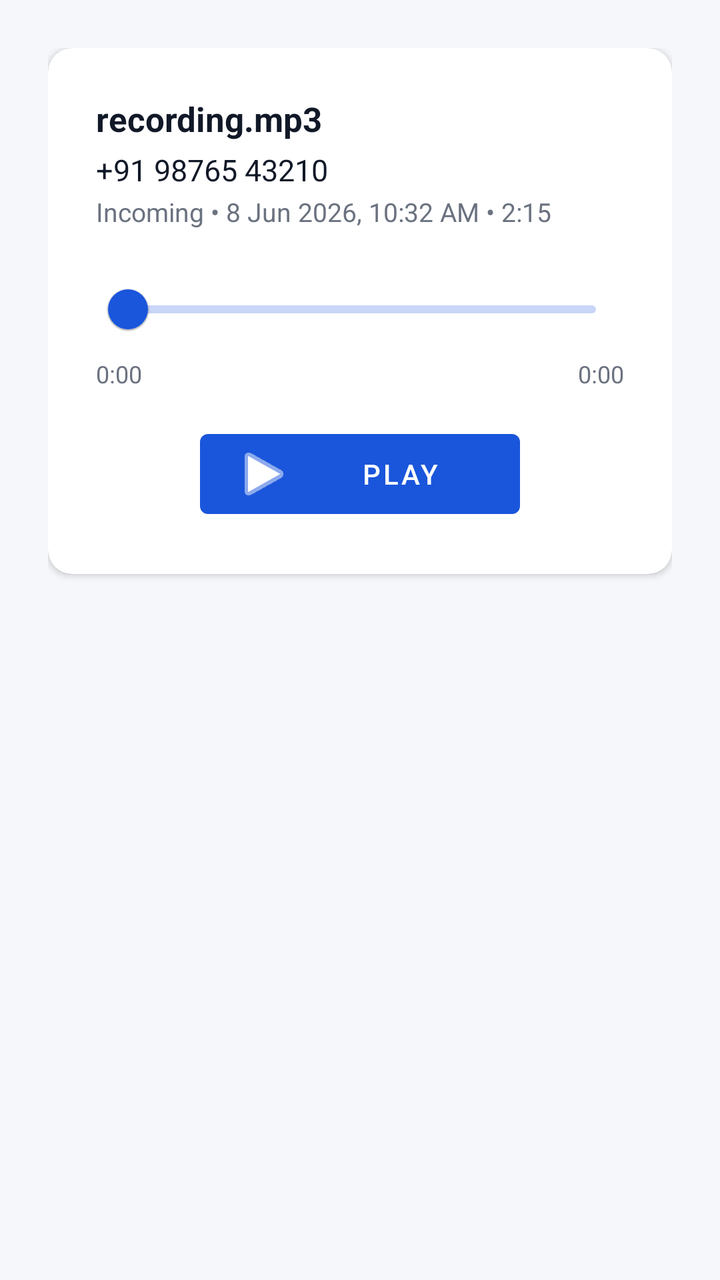
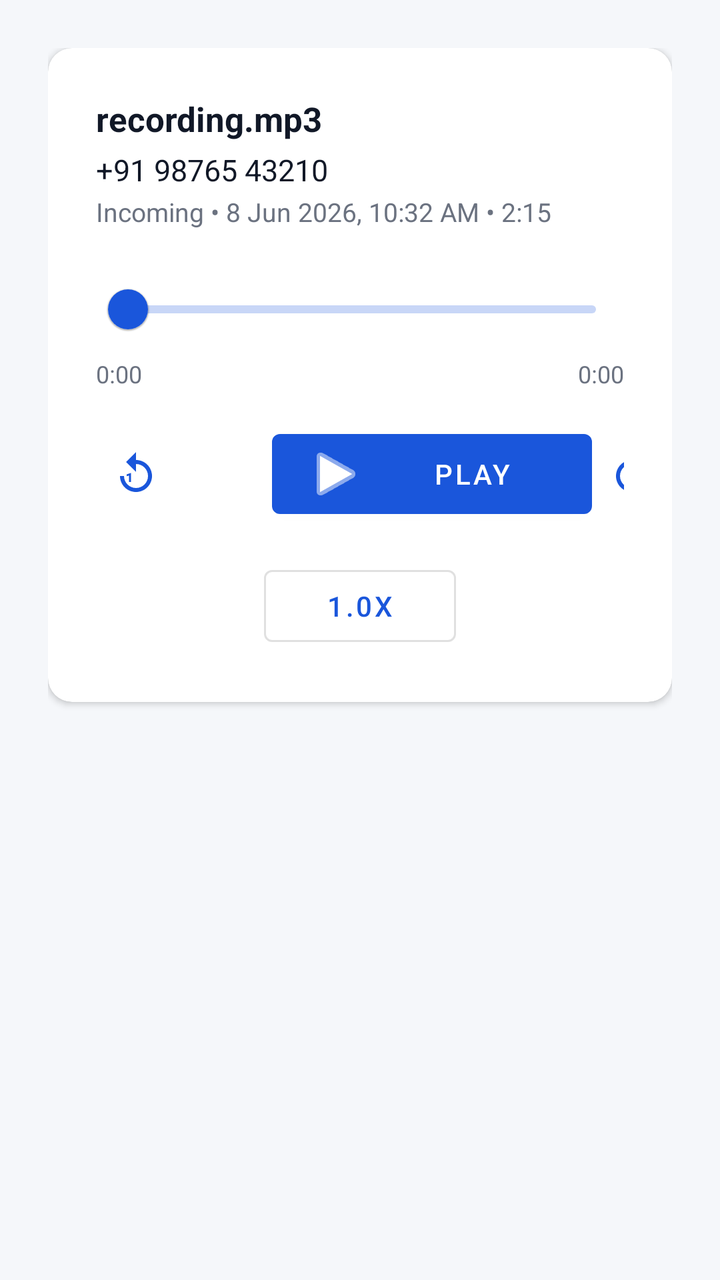

Two renders of the same Android screen: before a commit and after it. Below are the layout's source before the change and the commit's diff.
<!-- AndroidManifest.xml: application theme Theme.InfraSpineCallSync -->
<!-- res/layout/fragment_player.xml -->
<?xml version="1.0" encoding="utf-8"?>
<LinearLayout xmlns:android="http://schemas.android.com/apk/res/android"
    xmlns:app="http://schemas.android.com/apk/res-auto"
    android:layout_width="match_parent"
    android:layout_height="match_parent"
    android:background="@color/background"
    android:orientation="vertical"
    android:padding="@dimen/spacing_lg">

    <com.google.android.material.card.MaterialCardView
        android:layout_width="match_parent"
        android:layout_height="wrap_content"
        app:cardBackgroundColor="@color/surface"
        app:cardCornerRadius="@dimen/card_radius"
        app:cardElevation="2dp">

        <LinearLayout
            android:layout_width="match_parent"
            android:layout_height="wrap_content"
            android:orientation="vertical"
            android:padding="@dimen/spacing_lg">

            <TextView
                android:id="@+id/textFileName"
                android:layout_width="match_parent"
                android:layout_height="wrap_content"
                android:ellipsize="middle"
                android:singleLine="true"
                android:textColor="@color/text_primary"
                android:textSize="17sp"
                android:textStyle="bold"
                android:text="recording.mp3" />

            <TextView
                android:id="@+id/textPhoneNumber"
                android:layout_width="match_parent"
                android:layout_height="wrap_content"
                android:layout_marginTop="@dimen/spacing_xs"
                android:textColor="@color/text_primary"
                android:textSize="15sp"
                android:text="+91 98765 43210" />

            <TextView
                android:id="@+id/textCallMeta"
                android:layout_width="match_parent"
                android:layout_height="wrap_content"
                android:layout_marginTop="2dp"
                android:textColor="@color/text_secondary"
                android:textSize="13sp"
                android:text="Incoming • 8 Jun 2026, 10:32 AM • 2:15" />

            <com.google.android.material.slider.Slider
                android:id="@+id/sliderProgress"
                android:layout_width="match_parent"
                android:layout_height="wrap_content"
                android:layout_marginTop="@dimen/spacing_md"
                android:valueFrom="0"
                android:valueTo="1"
                android:value="0" />

            <LinearLayout
                android:layout_width="match_parent"
                android:layout_height="wrap_content"
                android:orientation="horizontal">

                <TextView
                    android:id="@+id/textPosition"
                    android:layout_width="0dp"
                    android:layout_height="wrap_content"
                    android:layout_weight="1"
                    android:textColor="@color/text_secondary"
                    android:textSize="12sp"
                    android:text="0:00" />

                <TextView
                    android:id="@+id/textDuration"
                    android:layout_width="wrap_content"
                    android:layout_height="wrap_content"
                    android:gravity="end"
                    android:textColor="@color/text_secondary"
                    android:textSize="12sp"
                    android:text="0:00" />

            </LinearLayout>

            <com.google.android.material.button.MaterialButton
                android:id="@+id/buttonPlayPause"
                style="@style/Widget.MaterialComponents.Button"
                android:layout_width="wrap_content"
                android:layout_height="wrap_content"
                android:layout_gravity="center_horizontal"
                android:layout_marginTop="@dimen/spacing_md"
                android:minWidth="160dp"
                android:text="@string/play"
                app:icon="@android:drawable/ic_media_play" />

        </LinearLayout>

    </com.google.android.material.card.MaterialCardView>

</LinearLayout>
<!-- resources referenced by this layout -->
<resources>
  <color name="background">#F5F7FA</color>
  <color name="surface">#FFFFFF</color>
  <color name="text_primary">#111827</color>
  <color name="text_secondary">#6B7280</color>
  <dimen name="card_radius">12dp</dimen>
  <dimen name="spacing_lg">24dp</dimen>
  <dimen name="spacing_md">16dp</dimen>
  <dimen name="spacing_xs">4dp</dimen>
  <string name="play">Play</string>
  <style name="Theme.InfraSpineCallSync" parent="Theme.MaterialComponents.DayNight.NoActionBar">
          <item name="colorPrimary">@color/primary</item>
          <item name="colorPrimaryDark">@color/primary_dark</item>
          <item name="colorAccent">@color/secondary</item>
          <item name="colorOnPrimary">@color/on_primary</item>
          <item name="android:colorBackground">@color/background</item>
          <item name="colorSurface">@color/surface</item>
          <item name="android:statusBarColor">@color/primary_dark</item>
          <item name="android:windowLightStatusBar" tools:targetApi="m">false</item>
      </style>
  <color name="primary">#1A56DB</color>
  <color name="primary_dark">#1240A8</color>
  <color name="secondary">#0F766E</color>
  <color name="on_primary">#FFFFFF</color>
</resources>

<!-- the commit's change to res/layout/fragment_player.xml (unified diff, before → after) -->
@@ -83,16 +83,61 @@
 
             </LinearLayout>
 
+            <LinearLayout
+                android:layout_width="match_parent"
+                android:layout_height="wrap_content"
+                android:layout_marginTop="@dimen/spacing_md"
+                android:gravity="center_vertical"
+                android:orientation="horizontal">
+
+                <com.google.android.material.button.MaterialButton
+                    android:id="@+id/buttonSkipBack"
+                    style="@style/Widget.MaterialComponents.Button.TextButton"
+                    android:layout_width="wrap_content"
+                    android:layout_height="wrap_content"
+                    android:contentDescription="@string/skip_back"
+                    app:icon="@drawable/ic_skip_back_10"
+                    app:iconPadding="0dp" />
+
+                <Space
+                    android:layout_width="0dp"
+                    android:layout_height="wrap_content"
+                    android:layout_weight="1" />
+
+                <com.google.android.material.button.MaterialButton
+                    android:id="@+id/buttonPlayPause"
+                    style="@style/Widget.MaterialComponents.Button"
+                    android:layout_width="wrap_content"
+                    android:layout_height="wrap_content"
+                    android:minWidth="160dp"
+                    android:text="@string/play"
+                    app:icon="@android:drawable/ic_media_play" />
+
+                <Space
+                    android:layout_width="0dp"
+                    android:layout_height="wrap_content"
+                    android:layout_weight="1" />
+
+                <com.google.android.material.button.MaterialButton
+                    android:id="@+id/buttonSkipForward"
+                    style="@style/Widget.MaterialComponents.Button.TextButton"
+                    android:layout_width="wrap_content"
+                    android:layout_height="wrap_content"
+                    android:contentDescription="@string/skip_forward"
+                    app:icon="@drawable/ic_skip_forward_10"
+                    app:iconPadding="0dp" />
+
+            </LinearLayout>
+
             <com.google.android.material.button.MaterialButton
-                android:id="@+id/buttonPlayPause"
-                style="@style/Widget.MaterialComponents.Button"
+                android:id="@+id/buttonPlaybackSpeed"
+                style="@style/Widget.MaterialComponents.Button.OutlinedButton"
                 android:layout_width="wrap_content"
                 android:layout_height="wrap_content"
                 android:layout_gravity="center_horizontal"
                 android:layout_marginTop="@dimen/spacing_md"
-                android:minWidth="160dp"
-                android:text="@string/play"
-                app:icon="@android:drawable/ic_media_play" />
+                android:minWidth="96dp"
+                android:text="@string/playback_speed_default" />
 
         </LinearLayout>
 
<!-- resource entries referenced after the edit -->
@@ -8,7 +8,40 @@
   <dimen name="spacing_lg">24dp</dimen>
   <dimen name="spacing_md">16dp</dimen>
   <dimen name="spacing_xs">4dp</dimen>
+  <!-- drawable ic_skip_back_10 (drawable) -->
+  <?xml version="1.0" encoding="utf-8"?>
+  <vector xmlns:android="http://schemas.android.com/apk/res/android"
+      android:width="24dp"
+      android:height="24dp"
+      android:viewportWidth="24"
+      android:viewportHeight="24"
+      android:tint="?attr/colorOnSurface">
+      <path
+          android:fillColor="@android:color/white"
+          android:pathData="M12,5V1L7,6l5,5V7c3.31,0 6,2.69 6,6s-2.69,6 -6,6 -6,-2.69 -6,-6H4c0,4.42 3.58,8 8,8s8,-3.58 8,-8 -3.58,-8 -8,-8z" />
+      <path
+          android:fillColor="@android:color/white"
+          android:pathData="M9.5,16h-1v-3.2L7.3,13.1v-0.9l2.1,-0.7h0.1z" />
+  </vector>
+  <!-- drawable ic_skip_forward_10 (drawable) -->
+  <?xml version="1.0" encoding="utf-8"?>
+  <vector xmlns:android="http://schemas.android.com/apk/res/android"
+      android:width="24dp"
+      android:height="24dp"
+      android:viewportWidth="24"
+      android:viewportHeight="24"
+      android:tint="?attr/colorOnSurface">
+      <path
+          android:fillColor="@android:color/white"
+          android:pathData="M12,5V1l5,5 -5,5V7c-3.31,0 -6,2.69 -6,6s2.69,6 6,6 6,-2.69 6,-6h2c0,4.42 -3.58,8 -8,8s-8,-3.58 -8,-8 3.58,-8 8,-8z" />
+      <path
+          android:fillColor="@android:color/white"
+          android:pathData="M13.5,16h-1v-3.2L11.3,13.1v-0.9l2.1,-0.7h0.1z" />
+  </vector>
   <string name="play">Play</string>
+  <string name="playback_speed_default">1.0x</string>
+  <string name="skip_back">Skip back 10 seconds</string>
+  <string name="skip_forward">Skip forward 10 seconds</string>
   <style name="Theme.InfraSpineCallSync" parent="Theme.MaterialComponents.DayNight.NoActionBar">
           <item name="colorPrimary">@color/primary</item>
           <item name="colorPrimaryDark">@color/primary_dark</item>
